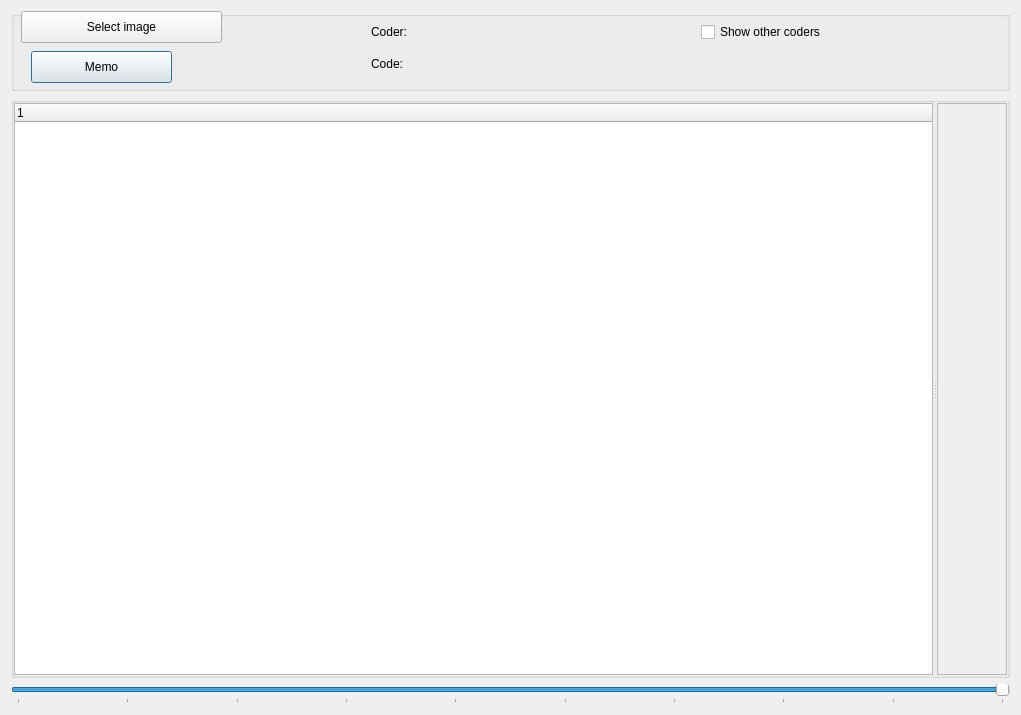
Old version of the form GUI_UIs/ui_dialog_code_image.ui in the repository ccbogel/QualCoder.
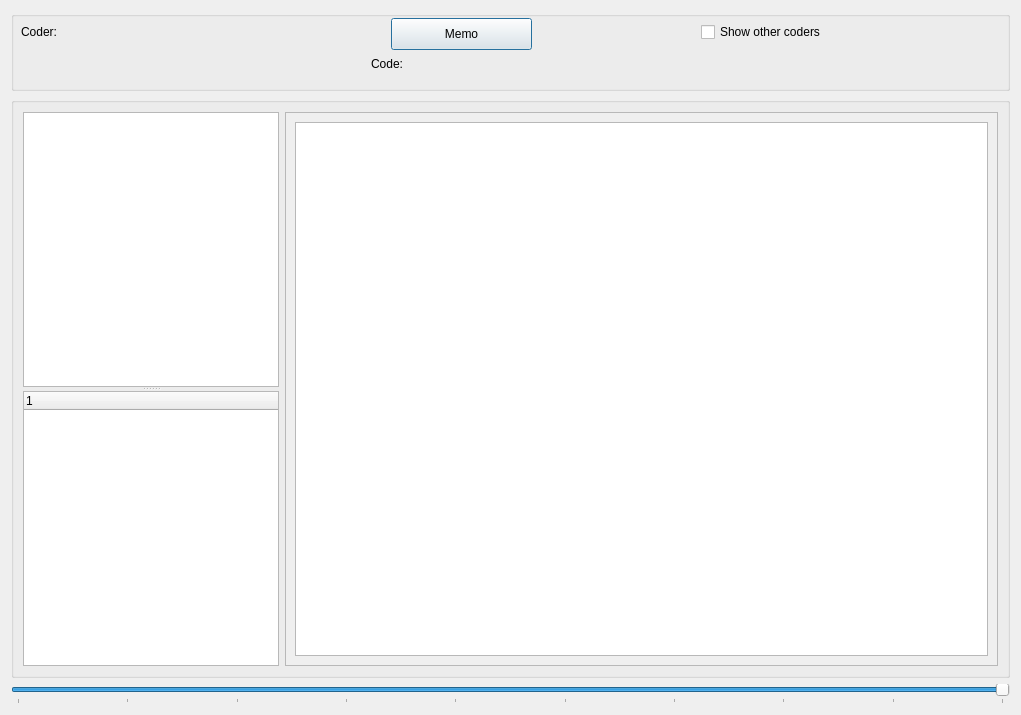
New version of the form.

Diff of the .ui file:
```diff
--- a/GUI_UIs/ui_dialog_code_image.ui
+++ b/GUI_UIs/ui_dialog_code_image.ui
@@ -56,8 +56,8 @@
      <widget class="QPushButton" name="pushButton_memo">
       <property name="geometry">
        <rect>
-        <x>20</x>
-        <y>40</y>
+        <x>380</x>
+        <y>7</y>
         <width>141</width>
         <height>32</height>
        </rect>
@@ -66,23 +66,10 @@
        <string>Memo</string>
       </property>
      </widget>
-     <widget class="QPushButton" name="pushButton_select">
-      <property name="geometry">
-       <rect>
-        <x>10</x>
-        <y>0</y>
-        <width>201</width>
-        <height>32</height>
-       </rect>
-      </property>
-      <property name="text">
-       <string>Select image</string>
-      </property>
-     </widget>
      <widget class="QLabel" name="label_coder">
       <property name="geometry">
        <rect>
-        <x>360</x>
+        <x>10</x>
         <y>10</y>
         <width>301</width>
         <height>21</height>
@@ -129,17 +116,12 @@
       <string/>
      </property>
      <layout class="QGridLayout" name="gridLayout_2">
-      <property name="margin">
-       <number>0</number>
-      </property>
-      <property name="spacing">
-       <number>0</number>
-      </property>
       <item row="0" column="0">
        <widget class="QSplitter" name="splitter">
         <property name="orientation">
-         <enum>Qt::Horizontal</enum>
+         <enum>Qt::Vertical</enum>
         </property>
+        <widget class="QListWidget" name="listWidget"/>
         <widget class="QTreeWidget" name="treeWidget">
          <column>
           <property name="text">
@@ -147,6 +129,9 @@
           </property>
          </column>
         </widget>
+       </widget>
+      </item>
+      <item row="0" column="1">
         <widget class="QScrollArea" name="scrollArea">
          <property name="widgetResizable">
           <bool>true</bool>
@@ -156,11 +141,15 @@
            <rect>
             <x>0</x>
             <y>0</y>
-            <width>76</width>
-            <height>562</height>
-           </rect>
-          </property>
-         </widget>
+           <width>715</width>
+           <height>539</height>
+          </rect>
+         </property>
+         <layout class="QGridLayout" name="gridLayout_3">
+          <item row="0" column="0">
+           <widget class="QGraphicsView" name="graphicsView"/>
+          </item>
+         </layout>
         </widget>
        </widget>
       </item>
```
Lines whose indentation alone changed are shown as unchanged.
